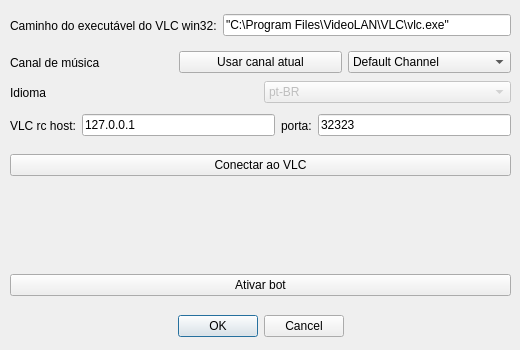
Old version of the form src/settingsdialog.ui in the repository Malgnor/musicbotdosbrodi.
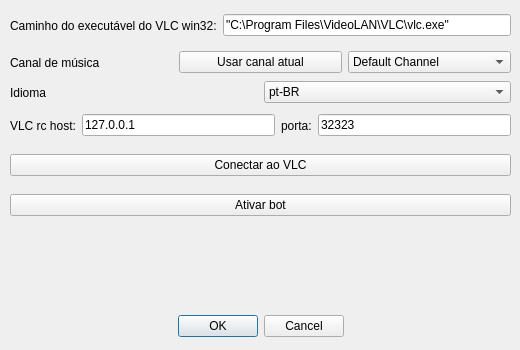
New version of the form.

What changed in the file:
```diff
--- a/src/settingsdialog.ui
+++ b/src/settingsdialog.ui
@@ -146,7 +146,7 @@
     <item>
      <widget class="QComboBox" name="cb_language">
       <property name="enabled">
-       <bool>false</bool>
+       <bool>true</bool>
       </property>
       <item>
        <property name="text">
@@ -230,7 +230,15 @@
      <height>31</height>
     </rect>
    </property>
-   <layout class="QHBoxLayout" name="horizontalLayout_6"/>
+   <layout class="QHBoxLayout" name="horizontalLayout_6">
+    <item>
+     <widget class="QPushButton" name="pb_enableBot">
+      <property name="text">
+       <string>Ativar bot</string>
+      </property>
+     </widget>
+    </item>
+   </layout>
   </widget>
   <widget class="QWidget" name="horizontalLayoutWidget_4">
    <property name="geometry">
@@ -252,15 +260,7 @@
      <height>31</height>
     </rect>
    </property>
-   <layout class="QHBoxLayout" name="horizontalLayout_8">
-    <item>
-     <widget class="QPushButton" name="pb_enableBot">
-      <property name="text">
-       <string>Ativar bot</string>
-      </property>
-     </widget>
-    </item>
-   </layout>
+   <layout class="QHBoxLayout" name="horizontalLayout_8"/>
   </widget>
   <zorder>bb_okCancel</zorder>
   <zorder>layoutWidget</zorder>
```
Left out of the diff: 48 changed lines with no effect on the pictures.
